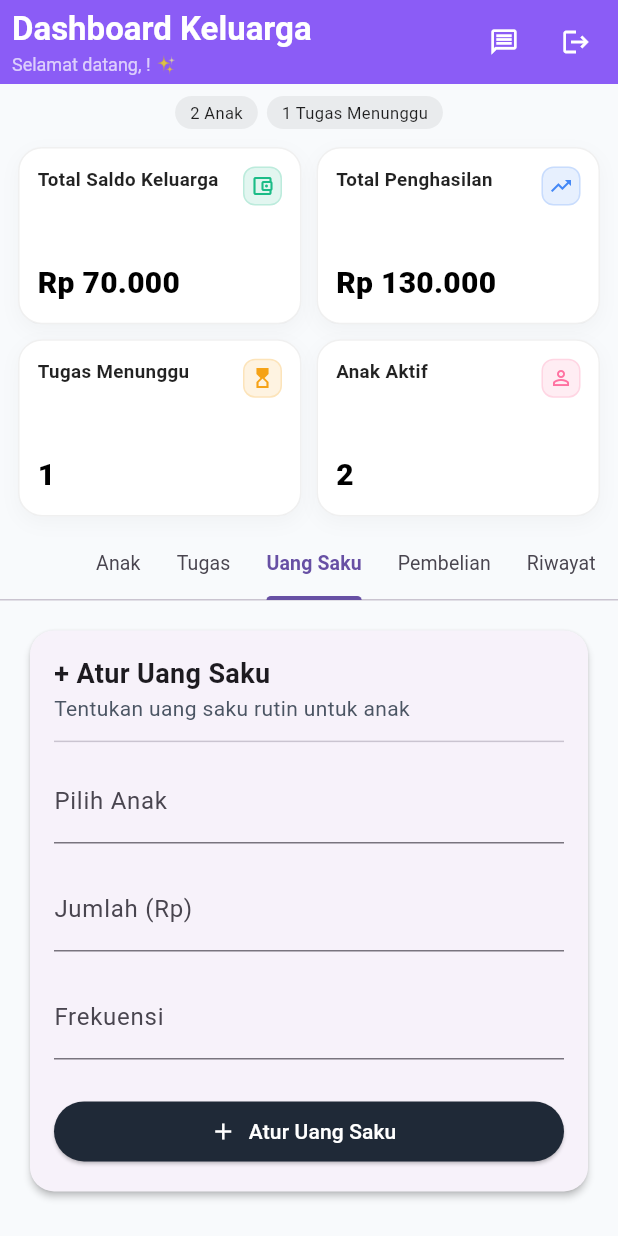
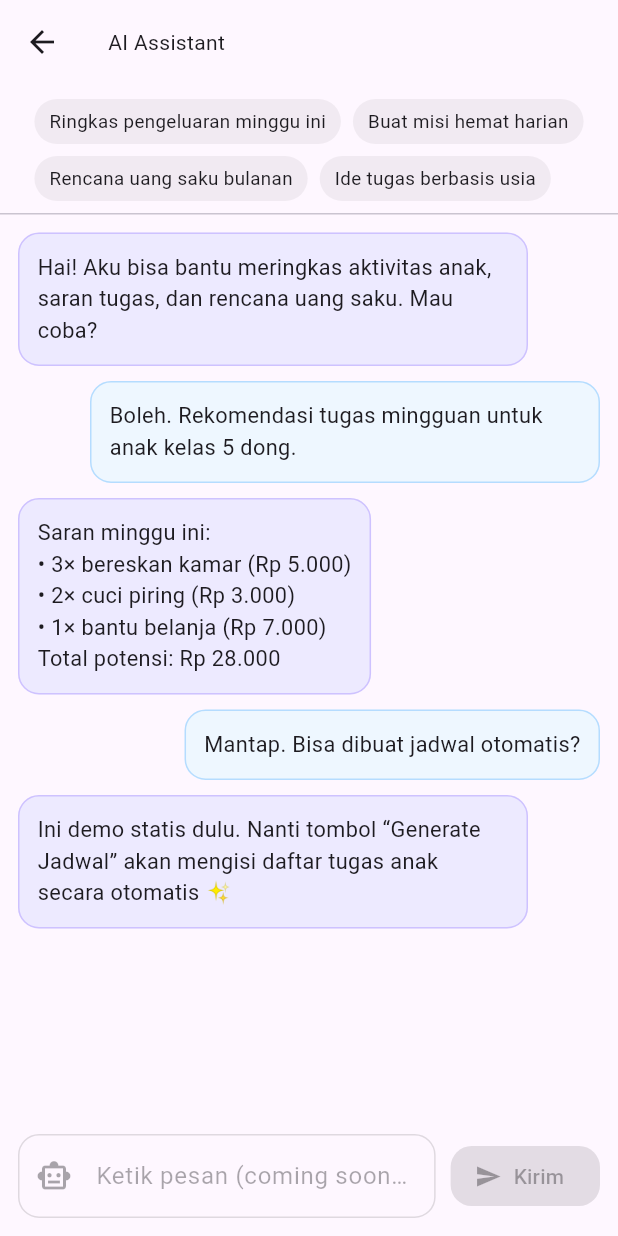
Before and after one commit to BANK-BOCIL/bank-bocil-dev, a Flutter app: the ParentMainScreen screen opened directly, tab 3 chosen, after a tap on the "message" icon, on a phone screen of 412 x 824 dp. Run offline on Flutter 3.47's test engine with Material 3 defaults, Android fonts, the phone set to English and light mode, and no system bars; our stand-ins replace cloud_firestore, firebase_auth, firebase_core; accounts and stored records are empty; generated files the repository leaves out were written again.

Commit message:
add AI assistant UI, connect later with AI agent

```diff
--- /dev/null
+++ b/lib/src/screens/assistant/ai_assistant_screen.dart
@@ -0,0 +1,164 @@
+// lib/src/screens/assistant/ai_assistant_screen.dart
+import 'package:flutter/material.dart';
+
+class AIAssistantScreen extends StatelessWidget {
+  const AIAssistantScreen({super.key});
+
+  @override
+  Widget build(BuildContext context) {
+    return Scaffold(
+      appBar: AppBar(
+        title: const Hero(
+          tag: 'ai-assistant-title',
+          child: Material(
+            color: Colors.transparent,
+            child: Text('AI Assistant'),
+          ),
+        ),
+      ),
+      body: Column(
+        children: [
+          const _TipStrip(),
+          const Divider(height: 1),
+          Expanded(
+            child: ListView(
+              padding: const EdgeInsets.fromLTRB(12, 12, 12, 24),
+              children: const [
+                _BotBubble(
+                  text:
+                  'Hai! Aku bisa bantu meringkas aktivitas anak, saran tugas, dan rencana uang saku. Mau coba?',
+                ),
+                _UserBubble(text: 'Boleh. Rekomendasi tugas mingguan untuk anak kelas 5 dong.'),
+                _BotBubble(
+                  text:
+                  'Saran minggu ini:\n• 3× bereskan kamar (Rp 5.000)\n• 2× cuci piring (Rp 3.000)\n• 1× bantu belanja (Rp 7.000)\nTotal potensi: Rp 28.000',
+                ),
+                _UserBubble(text: 'Mantap. Bisa dibuat jadwal otomatis?'),
+                _BotBubble(
+                  text:
+                  'Ini demo statis dulu. Nanti tombol “Generate Jadwal” akan mengisi daftar tugas anak secara otomatis ✨',
+                ),
+              ],
+            ),
+          ),
+          const _InputStub(),
+        ],
+      ),
+    );
+  }
+}
+
+class _TipStrip extends StatelessWidget {
+  const _TipStrip();
+
+  @override
+  Widget build(BuildContext context) {
+    final tips = [
+      'Ringkas pengeluaran minggu ini',
+      'Buat misi hemat harian',
+      'Rencana uang saku bulanan',
+      'Ide tugas berbasis usia',
+    ];
+    return Container(
+      padding: const EdgeInsets.fromLTRB(12, 10, 12, 8),
+      child: Wrap(
+        spacing: 8,
+        runSpacing: 8,
+        children: tips
+            .map((t) => Container(
+          padding: const EdgeInsets.symmetric(horizontal: 10, vertical: 6),
+          decoration: BoxDecoration(
+            color: Colors.black.withOpacity(0.05),
+            borderRadius: BorderRadius.circular(20),
+          ),
+          child: Text(t, style: const TextStyle(fontSize: 12.5)),
+        ))
+            .toList(),
+      ),
+    );
+  }
+}
+
+class _InputStub extends StatelessWidget {
+  const _InputStub();
+
+  @override
+  Widget build(BuildContext context) {
+    return SafeArea(
+      top: false,
+      child: Container(
+        padding: const EdgeInsets.fromLTRB(12, 8, 12, 12),
+        child: Row(
+          children: [
+            Expanded(
+              child: TextField(
+                enabled: false,
+                decoration: InputDecoration(
+                  hintText: 'Ketik pesan (coming soon)…',
+                  disabledBorder: OutlineInputBorder(
+                    borderRadius: BorderRadius.circular(14),
+                    borderSide: BorderSide(color: Colors.black.withOpacity(0.12)),
+                  ),
+                  prefixIcon: const Icon(Icons.smart_toy_outlined),
+                ),
+              ),
+            ),
+            const SizedBox(width: 10),
+            ElevatedButton.icon(
+              onPressed: null, // disabled for static demo
+              icon: const Icon(Icons.send),
+              label: const Text('Kirim'),
+              style: ElevatedButton.styleFrom(
+                shape: RoundedRectangleBorder(borderRadius: BorderRadius.circular(14)),
+              ),
+            ),
+          ],
+        ),
+      ),
+    );
+  }
+}
+
+class _BotBubble extends StatelessWidget {
+  final String text;
+  const _BotBubble({required this.text});
+
+  @override
+  Widget build(BuildContext context) {
+    return Align(
+      alignment: Alignment.centerLeft,
+      child: Container(
+        margin: const EdgeInsets.only(right: 48, bottom: 10),
+        padding: const EdgeInsets.all(12),
+        decoration: BoxDecoration(
+          color: const Color(0xFFEDEAFF),
+          border: Border.all(color: const Color(0xFFB9A7FF).withOpacity(0.6)),
+          borderRadius: BorderRadius.circular(14),
+        ),
+        child: Text(text, style: const TextStyle(fontSize: 14.5)),
+      ),
+    );
+  }
+}
+
+class _UserBubble extends StatelessWidget {
+  final String text;
+  const _UserBubble({required this.text});
+
+  @override
+  Widget build(BuildContext context) {
+    return Align(
+      alignment: Alignment.centerRight,
+      child: Container(
+        margin: const EdgeInsets.only(left: 48, bottom: 10),
+        padding: const EdgeInsets.all(12),
+        decoration: BoxDecoration(
+          color: const Color(0xFFEEF7FF),
+          border: Border.all(color: const Color(0xFF9DD1FF).withOpacity(0.7)),
+          borderRadius: BorderRadius.circular(14),
+        ),
+        child: Text(text, style: const TextStyle(fontSize: 14.5)),
+      ),
+    );
+  }
+}
--- a/lib/src/screens/parent/parent_main_screen.dart
+++ b/lib/src/screens/parent/parent_main_screen.dart
@@ -6,6 +6,7 @@ import '../../providers/app_provider.dart';
 import '../../core/constants.dart';
 import '../../core/helpers.dart';
 import '../auth_wrapper.dart';
+import '../assistant/ai_assistant_screen.dart'; // <-- NEW
 import 'tabs/anak_tab.dart';
 import 'tabs/tugas_tab.dart';
 import 'tabs/uang_saku_tab.dart';
@@ -52,15 +53,26 @@ class _ParentMainScreenState extends State<ParentMainScreen>
     return Scaffold(
       backgroundColor: AppColors.background,
       appBar: _buildAppBar(context, authProvider, parentColor),
+      floatingActionButton: _AssistantFab(onTap: _openAssistant), // <-- NEW
       body: appProvider.isLoading
           ? const Center(child: CircularProgressIndicator())
           : Column(
         children: [
           _HeaderStrip(chips: const ['2 Anak', '1 Tugas Menunggu']),
+          _AssistantBanner(onTap: _openAssistant), // <-- NEW
           _StatsGrid(),
           _buildTabBar(),
           Expanded(child: _buildTabBarView()),
         ],
+      ),
+    );
+  }
+
+  void _openAssistant() {
+    Navigator.of(context).push(
+      MaterialPageRoute(
+        builder: (_) => const AIAssistantScreen(),
+        settings: const RouteSettings(name: 'ai-assistant'),
       ),
     );
   }
@@ -93,13 +105,13 @@ class _ParentMainScreenState extends State<ParentMainScreen>
       actions: [
         IconButton(
           tooltip: 'Komunikasi',
-          onPressed: () {},
+          onPressed: _openAssistant, // quick shortcut
           icon: const Icon(Icons.message_outlined),
         ),
         IconButton(
           tooltip: 'Keluar',
           onPressed: () async {
-            final app  = context.read<AppProvider>();
+            final app = context.read<AppProvider>();
             final auth = context.read<AuthProvider>();
 
             app.clearDataOnLogout();
@@ -177,7 +189,8 @@ class _HeaderStrip extends StatelessWidget {
               borderRadius: BorderRadius.circular(20),
             ),
             child: Text(c,
-                style: const TextStyle(fontSize: 11, color: Colors.black87)),
+                style:
+                const TextStyle(fontSize: 11, color: Colors.black87)),
           ),
         )
             .toList(),
@@ -186,18 +199,104 @@ class _HeaderStrip extends StatelessWidget {
   }
 }
 
-/// Cleaner stats: neutral cards with colored icon pills
+/// Gradient banner CTA to open the assistant
+class _AssistantBanner extends StatelessWidget {
+  final VoidCallback onTap;
+  const _AssistantBanner({required this.onTap});
+
+  @override
+  Widget build(BuildContext context) {
+    return Padding(
+      padding: const EdgeInsets.fromLTRB(12, 0, 12, 8),
+      child: InkWell(
+        borderRadius: BorderRadius.circular(16),
+        onTap: onTap,
+        child: Ink(
+          padding: const EdgeInsets.all(14),
+          decoration: BoxDecoration(
+            borderRadius: BorderRadius.circular(16),
+            gradient: const LinearGradient(
+              colors: [Color(0xFF7C4DFF), Color(0xFF00BCD4)],
+              begin: Alignment.topLeft,
+              end: Alignment.bottomRight,
+            ),
+          ),
+          child: Row(
+            children: const [
+              _AssistantAvatar(),
+              SizedBox(width: 12),
+              Expanded(
+                child: Hero(
+                  tag: 'ai-assistant-title',
+                  child: Material(
+                    color: Colors.transparent,
+                    child: Text(
+                      'AI Assistant: ringkas pengeluaran, buat misi, dan rencana uang saku otomatis.',
+                      maxLines: 2,
+                      overflow: TextOverflow.ellipsis,
+                      style: TextStyle(
+                        color: Colors.white,
+                        fontWeight: FontWeight.w600,
+                        height: 1.25,
+                      ),
+                    ),
+                  ),
+                ),
+              ),
+              SizedBox(width: 8),
+              Icon(Icons.chevron_right, color: Colors.white),
+            ],
+          ),
+        ),
+      ),
+    );
+  }
+}
+
+class _AssistantAvatar extends StatelessWidget {
+  const _AssistantAvatar();
+
+  @override
+  Widget build(BuildContext context) {
+    return Container(
+      height: 38,
+      width: 38,
+      decoration: BoxDecoration(
+        color: Colors.white.withOpacity(0.18),
+        borderRadius: BorderRadius.circular(12),
+        border: Border.all(color: Colors.white.withOpacity(0.28)),
+      ),
+      alignment: Alignment.center,
+      child: const Icon(Icons.smart_toy_outlined, color: Colors.white),
+    );
+  }
+}
+
+/// Floating FAB with Hero to the assistant page
+class _AssistantFab extends StatelessWidget {
+  final VoidCallback onTap;
+  const _AssistantFab({required this.onTap});
+
+  @override
+  Widget build(BuildContext context) {
+    return FloatingActionButton.extended(
+      heroTag: 'ai-fab', // or set to null to disable Hero entirely
+      onPressed: onTap,
+      icon: const Icon(Icons.smart_toy_outlined),
+      label: const Text('AI Assistant'),
+    );
+  }
+}
+
+
+/// Cleaner stats: neutral cards with colored icon pills (unchanged)
 class _StatsGrid extends StatelessWidget {
   const _StatsGrid();
 
   @override
   Widget build(BuildContext context) {
     final width = MediaQuery.of(context).size.width;
-    final aspect = width >= 900
-        ? 2.2
-        : width >= 600
-        ? 1.9
-        : 1.6;
+    final aspect = width >= 900 ? 2.2 : width >= 600 ? 1.9 : 1.6;
 
     return GridView.count(
       crossAxisCount: 2,
@@ -258,7 +357,7 @@ class InfoStatCard extends StatelessWidget {
     return Container(
       padding: const EdgeInsets.all(12),
       decoration: BoxDecoration(
-        color: Colors.white, // neutral surface
+        color: Colors.white,
         borderRadius: BorderRadius.circular(AppConstants.radiusLarge),
         border: Border.all(color: borderColor),
         boxShadow: [
@@ -272,7 +371,6 @@ class InfoStatCard extends StatelessWidget {
       child: Column(
         crossAxisAlignment: CrossAxisAlignment.start,
         children: [
-          // Top row: title + subtle icon pill
           Row(
             crossAxisAlignment: CrossAxisAlignment.start,
             children: [
@@ -293,7 +391,6 @@ class InfoStatCard extends StatelessWidget {
             ],
           ),
           const SizedBox(height: 6),
-          // Big value, pinned to bottom, scales if necessary
           Expanded(
             child: Align(
               alignment: Alignment.bottomLeft,
```
